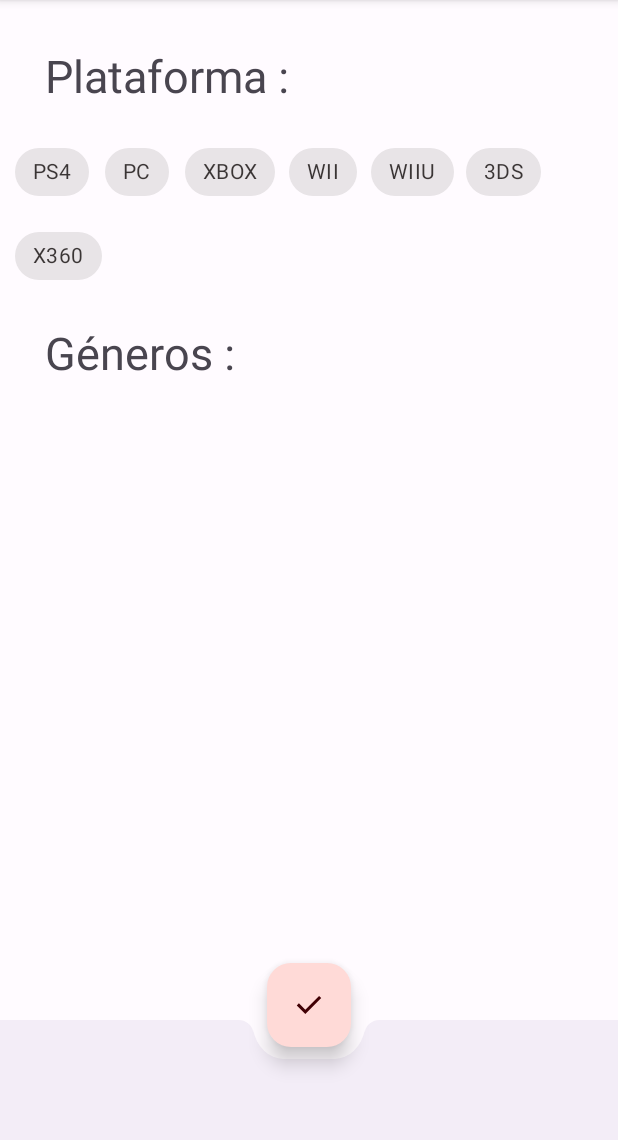
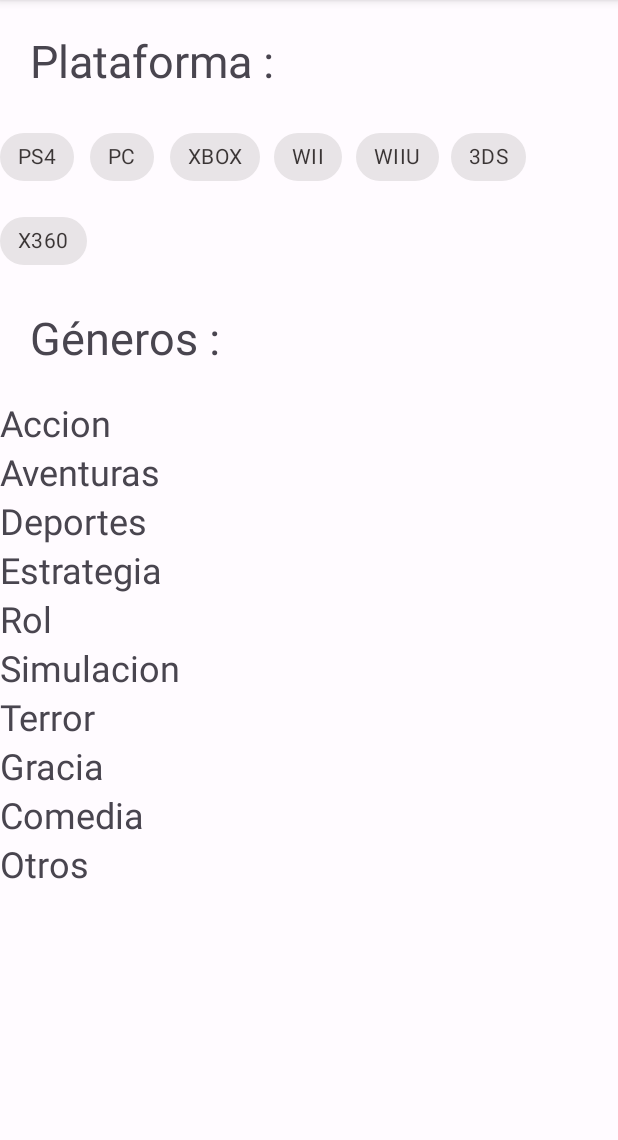
Before and after one commit to JulenR14/DI, an Android app: the Plataformas screen opened directly, with no data from a screen before it, on a phone screen of 412 x 824 dp, the part 96-1236 px from its top. Run offline under Robolectric (Android 15) with nearby library versions, the phone set to English and light mode, and no system bars; Roboto replaces fonts that are not available here.

Commit message:
Avanzando en ejercicos

```diff
--- a/Actividades-Resueltas/Ejercicio4-DI/app/src/main/AndroidManifest.xml
+++ b/Actividades-Resueltas/Ejercicio4-DI/app/src/main/AndroidManifest.xml
@@ -12,6 +12,9 @@
         android:supportsRtl="true"
         android:theme="@style/Theme.Ejercicio1DI"
         tools:targetApi="31">
+        <activity
+            android:name=".About"
+            android:exported="false" />
         <activity
             android:name=".Plataformas"
             android:exported="false" />
--- a/Actividades-Resueltas/Ejercicio4-DI/app/src/main/java/com/example/ejercicio1_di/GenerosAdapter.java
+++ b/Actividades-Resueltas/Ejercicio4-DI/app/src/main/java/com/example/ejercicio1_di/GenerosAdapter.java
@@ -4,35 +4,34 @@ import android.content.Context;
 import android.view.LayoutInflater;
 import android.view.View;
 import android.view.ViewGroup;
-import android.widget.ArrayAdapter;
 import android.widget.Toast;
 
 import androidx.annotation.NonNull;
 import androidx.recyclerview.widget.RecyclerView;
 
-import java.util.ArrayList;
+import java.util.List;
 
-public class GenerosAdapter extends RecyclerView.Adapter<ViewHolder> {
+public class GenerosAdapter extends RecyclerView.Adapter<GenerosViewHolder> {
 
-    private ArrayList<String> generos;
+    private List<String> generos;
     private Context cont;
 
-    public GenerosAdapter(ArrayList<String> generos, Context c){
+    public GenerosAdapter(List<String> generos, Context c){
         this.generos = generos;
         this.cont = c;
     }
 
     @NonNull
     @Override
-    public ViewHolder onCreateViewHolder(@NonNull ViewGroup parent, int viewType) {
-        View view = LayoutInflater.from(parent.getContext()).inflate(R.layout.generos, parent, false);
-        return new ViewHolder(view);
+    public GenerosViewHolder onCreateViewHolder(@NonNull ViewGroup parent, int viewType) {
+        View view = LayoutInflater.from(parent.getContext()).inflate(R.layout.text_item, parent, false);
+        return new GenerosViewHolder(view);
     }
 
     @Override
-    public void onBindViewHolder(@NonNull ViewHolder holder, int position) {
+    public void onBindViewHolder(@NonNull GenerosViewHolder holder, int position) {
         String genero = generos.get(position);
-        holder.textView.setText(genero);
+        holder.textView.setText(generos.get(position));
 
         holder.textView.setOnClickListener(view ->
                 Toast.makeText(cont, genero, Toast.LENGTH_SHORT).show());
--- a/Actividades-Resueltas/Ejercicio4-DI/app/src/main/java/com/example/ejercicio1_di/ViewHolder.java
+++ b/Actividades-Resueltas/Ejercicio4-DI/app/src/main/java/com/example/ejercicio1_di/GenerosViewHolder.java
@@ -6,12 +6,13 @@ import android.widget.TextView;
 import androidx.annotation.NonNull;
 import androidx.recyclerview.widget.RecyclerView;
 
-public class ViewHolder extends RecyclerView.ViewHolder {
+public class GenerosViewHolder extends RecyclerView.ViewHolder {
     protected TextView textView;
 
-    public ViewHolder(@NonNull View itemView) {
+    public GenerosViewHolder(@NonNull View itemView) {
         super(itemView);
-        textView = itemView.findViewById(R.id.generoText);
+
+        textView = itemView.findViewById(R.id.textoGenero);
     }
 
 
--- a/Actividades-Resueltas/Ejercicio4-DI/app/src/main/java/com/example/ejercicio1_di/Plataformas.java
+++ b/Actividades-Resueltas/Ejercicio4-DI/app/src/main/java/com/example/ejercicio1_di/Plataformas.java
@@ -1,6 +1,7 @@
 package com.example.ejercicio1_di;
 
 import androidx.appcompat.app.AppCompatActivity;
+import androidx.recyclerview.widget.LinearLayoutManager;
 import androidx.recyclerview.widget.RecyclerView;
 
 import android.os.Bundle;
@@ -8,10 +9,16 @@ import android.widget.ArrayAdapter;
 import android.widget.ListView;
 
 import java.util.ArrayList;
+import java.util.List;
 
 public class Plataformas extends AppCompatActivity {
 
-    private ArrayList<String> generos = new ArrayList<String>(){{
+
+    @Override
+    protected void onCreate(Bundle savedInstanceState) {
+        super.onCreate(savedInstanceState);
+        setContentView(R.layout.generos);
+       List<String> generos = new ArrayList<String>(){{
             add("Accion");
             add("Aventuras");
             add("Deportes");
@@ -23,12 +30,15 @@ public class Plataformas extends AppCompatActivity {
             add("Comedia");
             add("Otros");
         }};
-    private ArrayAdapter<String> adaptador;
 
-    @Override
-    protected void onCreate(Bundle savedInstanceState) {
-        super.onCreate(savedInstanceState);
-        setContentView(R.layout.activity_plataformas);
+        LinearLayoutManager layoutManager = new LinearLayoutManager(this);
+
+        RecyclerView reciclerView = findViewById(R.id.reciclerView);
+        reciclerView.setLayoutManager(layoutManager);
+
+        GenerosAdapter adapter = new GenerosAdapter(generos, this);
+
+        reciclerView.setAdapter(adapter);
 
 
     }
--- a/Actividades-Resueltas/Ejercicio4-DI/app/src/main/res/layout/activity_plataformas.xml
+++ /dev/null
@@ -1,119 +0,0 @@
-<?xml version="1.0" encoding="utf-8"?>
-<androidx.coordinatorlayout.widget.CoordinatorLayout xmlns:android="http://schemas.android.com/apk/res/android"
-    xmlns:app="http://schemas.android.com/apk/res-auto"
-    xmlns:tools="http://schemas.android.com/tools"
-    android:layout_width="match_parent"
-    android:layout_height="match_parent"
-    tools:context=".Plataformas">
-
-
-    <LinearLayout
-        android:layout_width="match_parent"
-        android:layout_height="match_parent"
-        android:orientation="vertical"
-        android:padding="10dp">
-
-
-        <TextView
-            android:id="@+id/Plataformas"
-            android:layout_width="match_parent"
-            android:layout_height="wrap_content"
-            android:text="Plataforma : "
-            android:layout_margin="20dp"
-            android:textSize="30dp" />
-
-        <com.google.android.material.chip.ChipGroup
-            android:layout_width="match_parent"
-            android:layout_height="wrap_content"
-            >
-
-            <com.google.android.material.chip.Chip
-                android:id="@+id/ps4"
-                android:layout_width="wrap_content"
-                android:layout_height="wrap_content"
-                android:text="PS4"
-                style="@style/Widget.MaterialComponents.Chip.Filter"/>
-
-            <com.google.android.material.chip.Chip
-                android:id="@+id/pc"
-                android:layout_width="wrap_content"
-                android:layout_height="wrap_content"
-                android:text="PC"
-                style="@style/Widget.MaterialComponents.Chip.Filter"/>
-
-            <com.google.android.material.chip.Chip
-                android:id="@+id/xbox"
-                android:layout_width="wrap_content"
-                android:layout_height="wrap_content"
-                android:text="XBOX"
-                style="@style/Widget.MaterialComponents.Chip.Filter"/>
-
-            <com.google.android.material.chip.Chip
-                android:id="@+id/wii"
-                android:layout_width="wrap_content"
-                android:layout_height="wrap_content"
-                android:text="WII"
-                style="@style/Widget.MaterialComponents.Chip.Filter"/>
-
-            <com.google.android.material.chip.Chip
-                android:id="@+id/wiiu"
-                android:layout_width="wrap_content"
-                android:layout_height="wrap_content"
-                android:text="WIIU"
-                style="@style/Widget.MaterialComponents.Chip.Filter"/>
-
-            <com.google.android.material.chip.Chip
-                android:id="@+id/tresds"
-                android:layout_width="wrap_content"
-                android:layout_height="wrap_content"
-                android:text="3DS"
-                style="@style/Widget.MaterialComponents.Chip.Filter"/>
-
-            <com.google.android.material.chip.Chip
-                android:id="@+id/x360"
-                android:layout_width="wrap_content"
-                android:layout_height="wrap_content"
-                android:text="X360"
-                style="@style/Widget.MaterialComponents.Chip.Filter"/>
-
-        </com.google.android.material.chip.ChipGroup>
-
-        <TextView
-            android:id="@+id/genero"
-            android:layout_width="match_parent"
-            android:layout_height="wrap_content"
-            android:text="Géneros : "
-            android:layout_margin="20dp"
-            android:textSize="30dp" />
-
-        <androidx.recyclerview.widget.RecyclerView
-            android:id="@+id/reciclerView"
-            android:layout_width="match_parent"
-            android:layout_height="match_parent" />
-
-    </LinearLayout>
-
-    <com.google.android.material.bottomappbar.BottomAppBar
-        android:id="@+id/ButtonBar"
-        android:layout_width="match_parent"
-        android:layout_height="wrap_content"
-        android:layout_gravity="bottom"
-        app:fabCradleMargin="10dp"
-        app:fabCradleRoundedCornerRadius="10dp"
-        app:fabCradleVerticalOffset="10dp"
-        app:fabAlignmentMode="center"
-        app:fabAnchorMode="cradle"/>
-
-
-    <com.google.android.material.floatingactionbutton.FloatingActionButton
-        android:id="@+id/fabButtomAppBar"
-        android:layout_width="wrap_content"
-        android:layout_height="wrap_content"
-        android:src="@drawable/done_fill0_wght400_grad0_opsz24"
-        app:layout_anchor="@id/ButtonBar"
-        android:layout_gravity="center"
-        app:fabSize="normal"
-        app:elevation="8dp"
-        />
-
-</androidx.coordinatorlayout.widget.CoordinatorLayout>
--- a/Actividades-Resueltas/Ejercicio4-DI/app/src/main/res/layout/activity_play.xml
+++ b/Actividades-Resueltas/Ejercicio4-DI/app/src/main/res/layout/activity_play.xml
@@ -47,6 +47,7 @@
                     android:layout_gravity="center"
                     android:layout_marginLeft="30dp"
                     android:text="Angry Birds" />
+
             </TableRow>
 
             <TableRow
--- a/Actividades-Resueltas/Ejercicio4-DI/app/src/main/res/layout/generos.xml
+++ b/Actividades-Resueltas/Ejercicio4-DI/app/src/main/res/layout/generos.xml
@@ -5,10 +5,79 @@
     android:orientation="vertical">
 
     <TextView
-        android:id="@+id/generoText"
+        android:id="@+id/Plataformas"
         android:layout_width="match_parent"
         android:layout_height="wrap_content"
-        android:padding="5dp"
-        android:text="TextView"
-        android:textSize="24sp" />
+        android:text="Plataforma : "
+        android:layout_margin="20dp"
+        android:textSize="30dp" />
+
+    <com.google.android.material.chip.ChipGroup
+        android:layout_width="match_parent"
+        android:layout_height="wrap_content"
+        >
+
+        <com.google.android.material.chip.Chip
+            android:id="@+id/ps4"
+            android:layout_width="wrap_content"
+            android:layout_height="wrap_content"
+            android:text="PS4"
+            style="@style/Widget.MaterialComponents.Chip.Filter"/>
+
+        <com.google.android.material.chip.Chip
+            android:id="@+id/pc"
+            android:layout_width="wrap_content"
+            android:layout_height="wrap_content"
+            android:text="PC"
+            style="@style/Widget.MaterialComponents.Chip.Filter"/>
+
+        <com.google.android.material.chip.Chip
+            android:id="@+id/xbox"
+            android:layout_width="wrap_content"
+            android:layout_height="wrap_content"
+            android:text="XBOX"
+            style="@style/Widget.MaterialComponents.Chip.Filter"/>
+
+        <com.google.android.material.chip.Chip
+            android:id="@+id/wii"
+            android:layout_width="wrap_content"
+            android:layout_height="wrap_content"
+            android:text="WII"
+            style="@style/Widget.MaterialComponents.Chip.Filter"/>
+
+        <com.google.android.material.chip.Chip
+            android:id="@+id/wiiu"
+            android:layout_width="wrap_content"
+            android:layout_height="wrap_content"
+            android:text="WIIU"
+            style="@style/Widget.MaterialComponents.Chip.Filter"/>
+
+        <com.google.android.material.chip.Chip
+            android:id="@+id/tresds"
+            android:layout_width="wrap_content"
+            android:layout_height="wrap_content"
+            android:text="3DS"
+            style="@style/Widget.MaterialComponents.Chip.Filter"/>
+
+        <com.google.android.material.chip.Chip
+            android:id="@+id/x360"
+            android:layout_width="wrap_content"
+            android:layout_height="wrap_content"
+            android:text="X360"
+            style="@style/Widget.MaterialComponents.Chip.Filter"/>
+
+    </com.google.android.material.chip.ChipGroup>
+
+    <TextView
+        android:id="@+id/genero"
+        android:layout_width="match_parent"
+        android:layout_height="wrap_content"
+        android:text="Géneros : "
+        android:layout_margin="20dp"
+        android:textSize="30dp" />
+
+    <androidx.recyclerview.widget.RecyclerView
+        android:id="@+id/reciclerView"
+        android:layout_width="match_parent"
+        android:layout_height="wrap_content"/>
 </LinearLayout>
--- /dev/null
+++ b/Actividades-Resueltas/Ejercicio4-DI/app/src/main/res/layout/text_item.xml
@@ -0,0 +1,13 @@
+<?xml version="1.0" encoding="utf-8"?>
+<LinearLayout xmlns:android="http://schemas.android.com/apk/res/android"
+    android:layout_width="match_parent"
+    android:layout_height="wrap_content">
+
+    <TextView
+        android:id="@+id/textoGenero"
+        android:layout_width="match_parent"
+        android:layout_height="wrap_content"
+        android:text="Hola"
+        android:textSize="24dp"/>
+
+</LinearLayout>
```
Also changed, not shown: Actividades-Resueltas/Ejercicio4-DI/app/src/main/java/com/example/ejercicio1_di/About.java (added, +14 -0 lines), Actividades-Resueltas/Ejercicio4-DI/app/src/main/res/layout/activity_about.xml (added, +41 -0 lines). Lines whose indentation alone changed are shown as unchanged.
